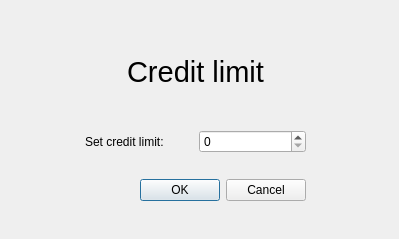
First picture: the form in creditlimit.ui, repository OzmikSnakes/plutus-atm, before the edit.
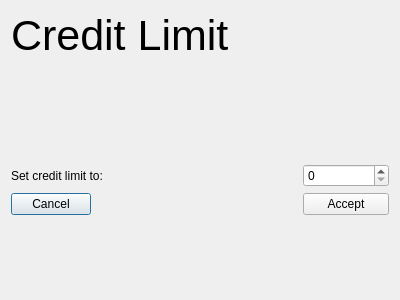
Second picture: the form after the edit.

Patch:
```diff
--- a/creditlimit.ui
+++ b/creditlimit.ui
@@ -1,89 +1,76 @@
 <?xml version="1.0" encoding="UTF-8"?>
 <ui version="4.0">
  <class>CreditLimit</class>
- <widget class="QWidget" name="CreditLimit">
+ <widget class="QDialog" name="CreditLimit">
   <property name="geometry">
    <rect>
     <x>0</x>
     <y>0</y>
-    <width>399</width>
-    <height>239</height>
+    <width>400</width>
+    <height>300</height>
    </rect>
   </property>
   <property name="windowTitle">
    <string>Form</string>
   </property>
-  <widget class="QWidget" name="">
-   <property name="geometry">
-    <rect>
-     <x>85</x>
-     <y>20</y>
-     <width>221</width>
-     <height>181</height>
-    </rect>
-   </property>
-   <layout class="QVBoxLayout" name="verticalLayout">
-    <item>
+  <layout class="QFormLayout" name="formLayout">
+   <item row="0" column="0">
      <widget class="QLabel" name="label">
       <property name="font">
        <font>
-        <pointsize>22</pointsize>
+       <pointsize>32</pointsize>
        </font>
       </property>
       <property name="text">
-       <string>Credit limit</string>
-      </property>
-      <property name="alignment">
-       <set>Qt::AlignCenter</set>
-      </property>
-     </widget>
-    </item>
-    <item>
-     <layout class="QHBoxLayout" name="horizontalLayout">
-      <item>
-       <widget class="QLabel" name="label_2">
-        <property name="text">
-         <string>Set credit limit:</string>
-        </property>
-       </widget>
-      </item>
-      <item>
-       <widget class="QDoubleSpinBox" name="doubleSpinBox">
-        <property name="decimals">
-         <number>0</number>
-        </property>
-        <property name="maximum">
-         <double>9999.000000000000000</double>
-        </property>
-        <property name="singleStep">
-         <double>100.000000000000000</double>
-        </property>
-       </widget>
-      </item>
-     </layout>
-    </item>
-    <item>
+      <string>Credit Limit</string>
+     </property>
+    </widget>
+   </item>
+   <item row="2" column="0">
      <spacer name="horizontalSpacer">
       <property name="orientation">
        <enum>Qt::Horizontal</enum>
       </property>
       <property name="sizeHint" stdset="0">
        <size>
-        <width>40</width>
-        <height>20</height>
+       <width>286</width>
+       <height>92</height>
        </size>
       </property>
      </spacer>
     </item>
-    <item>
-     <widget class="QDialogButtonBox" name="buttonBox">
-      <property name="standardButtons">
-       <set>QDialogButtonBox::Cancel|QDialogButtonBox::Ok</set>
+   <item row="3" column="1">
+    <widget class="QSpinBox" name="spinBox">
+     <property name="maximum">
+      <number>6000</number>
+     </property>
+     <property name="singleStep">
+      <number>100</number>
+     </property>
+    </widget>
+   </item>
+   <item row="3" column="0">
+    <widget class="QLabel" name="label_2">
+     <property name="text">
+      <string>Set credit limit to:</string>
+     </property>
+    </widget>
+   </item>
+   <item row="7" column="0">
+    <widget class="QPushButton" name="pushButton">
+     <property name="text">
+      <string>Cancel</string>
+     </property>
+    </widget>
+   </item>
+   <item row="7" column="1">
+    <widget class="QPushButton" name="pushButton_2">
+     <property name="text">
+      <string>Accept</string>
       </property>
      </widget>
     </item>
    </layout>
-  </widget>
  </widget>
  <resources/>
  <connections/>
```
Left out of the diff: 2 changed lines with no effect on the pictures. Lines whose indentation alone changed are shown as unchanged.
